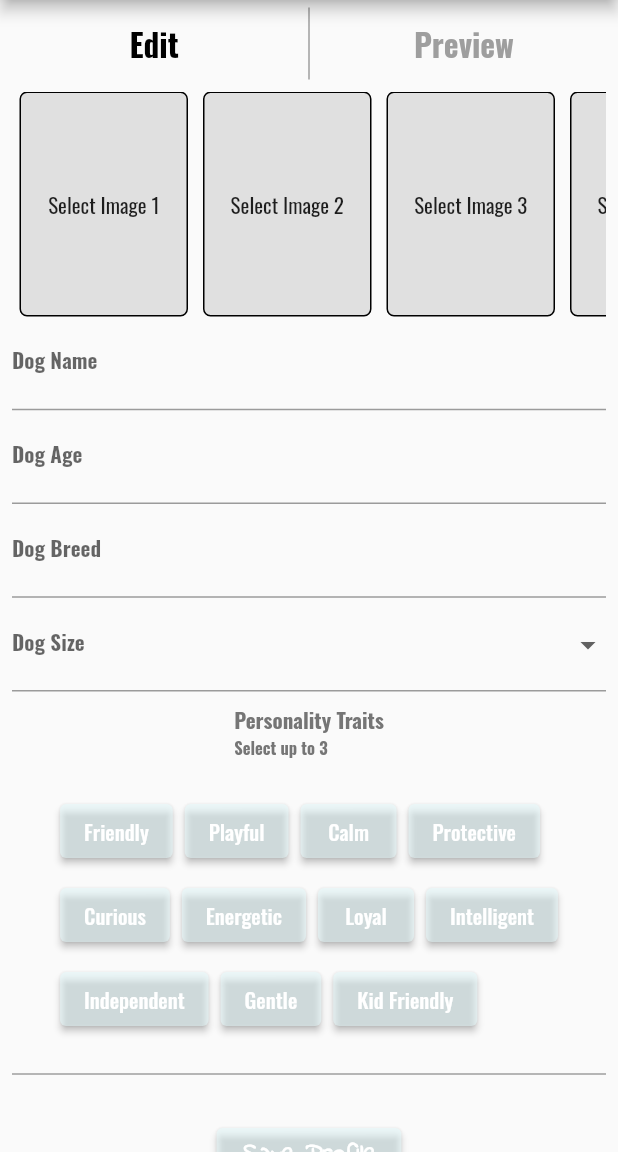
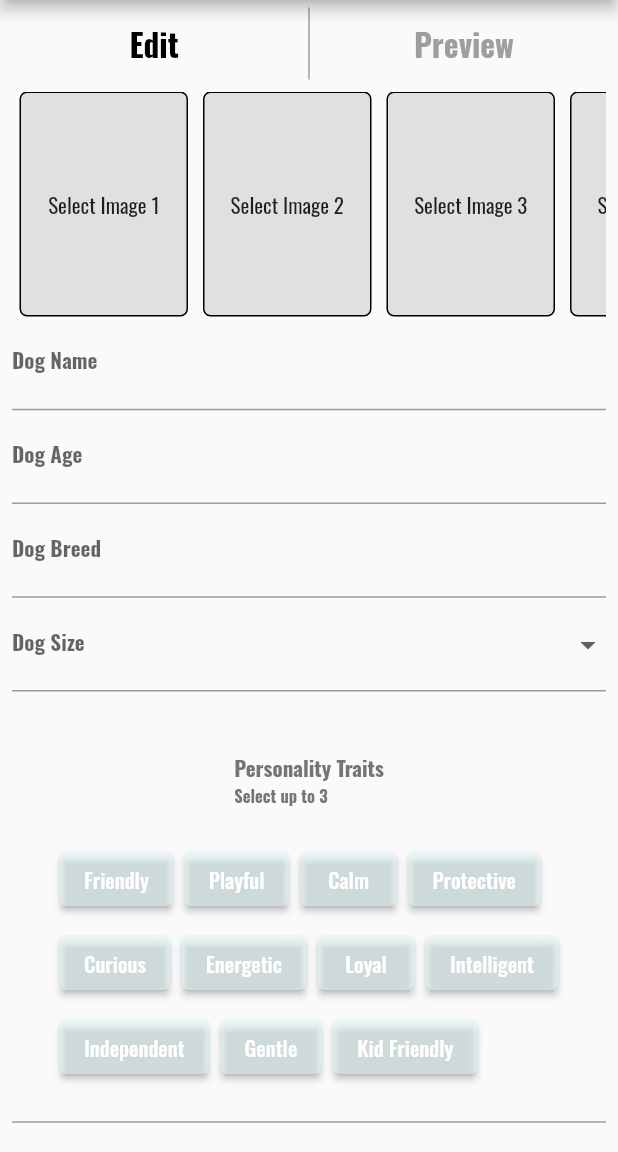
Before and after one commit to GAB8202/doggie_style, a Flutter app: the ProfileView screen opened directly, on a phone screen of 412 x 824 dp, the part 84-1236 px from its top. Run offline on Flutter 3.47's test engine with Material 2 defaults, Android fonts, the phone set to English and light mode, and no system bars.

Commit message:
Visual tweaks

```diff
--- a/lib/views/profile_view.dart
+++ b/lib/views/profile_view.dart
@@ -275,11 +275,15 @@ class _ProfileViewState extends State<ProfileView> {
                      crossAxisAlignment: CrossAxisAlignment.start,
                   // textDirection: TextDirection.ltr,
                    children: <Widget>[
-                     Text(
-                       "Personality Traits",
-                       style: TextStyle(fontSize: 14, fontWeight: FontWeight.bold, color: Colors.grey[600]),
-                       textAlign: TextAlign.left, //I can't figure this out
+                     Padding(
+                       padding: const EdgeInsets.only(top: 32.0),
+                       child: Text(
+                         "Personality Traits",
+                         style: TextStyle(fontSize: 14, fontWeight: FontWeight.bold, color: Colors.grey[600]),
+                         textAlign: TextAlign.left, //I can't figure this out
+                       ),
                      ),
+
                      Text(
                        "Select up to 3",
                        style: TextStyle(fontSize: 11, fontWeight: FontWeight.bold, color: Colors.grey[600]),
```
